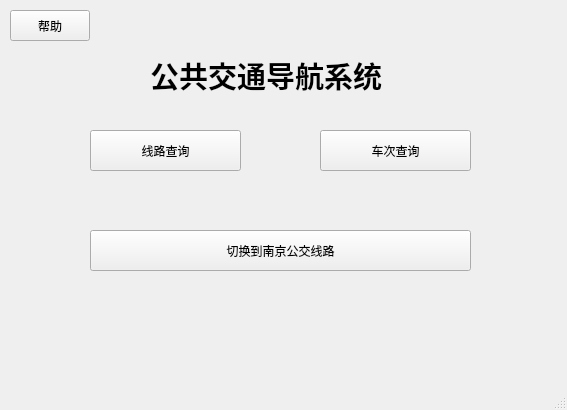
The window that Transit/mainwindow.ui (Nqn7mi-mylove/NJUPT-ProgramWeek) describes before a commit, drawn with Qt 5.
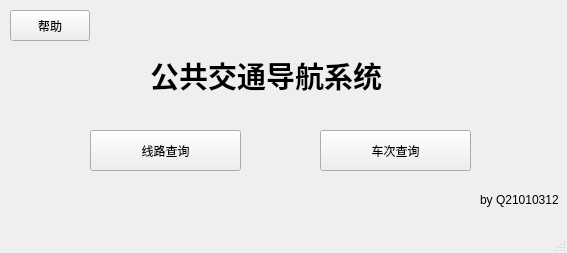
The same window after the commit.

```diff
--- a/Transit/mainwindow.ui
+++ b/Transit/mainwindow.ui
@@ -7,7 +7,7 @@
     <x>0</x>
     <y>0</y>
     <width>567</width>
-    <height>410</height>
+    <height>253</height>
    </rect>
   </property>
   <property name="windowTitle">
@@ -66,17 +66,17 @@
      <string>帮助</string>
     </property>
    </widget>
-   <widget class="QPushButton" name="nanjing">
+   <widget class="QLabel" name="label_2">
     <property name="geometry">
      <rect>
-      <x>90</x>
-      <y>230</y>
-      <width>381</width>
-      <height>41</height>
+      <x>480</x>
+      <y>190</y>
+      <width>91</width>
+      <height>20</height>
      </rect>
     </property>
     <property name="text">
-     <string>切换到南京公交线路</string>
+     <string>by Q21010312</string>
     </property>
    </widget>
   </widget>
```
